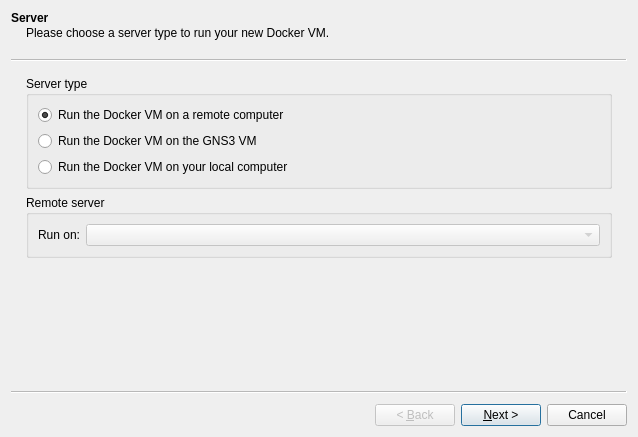
Before: the Qt Designer form gns3/modules/docker/ui/docker_vm_wizard.ui in GNS3/gns3-gui, drawn with Qt 5.
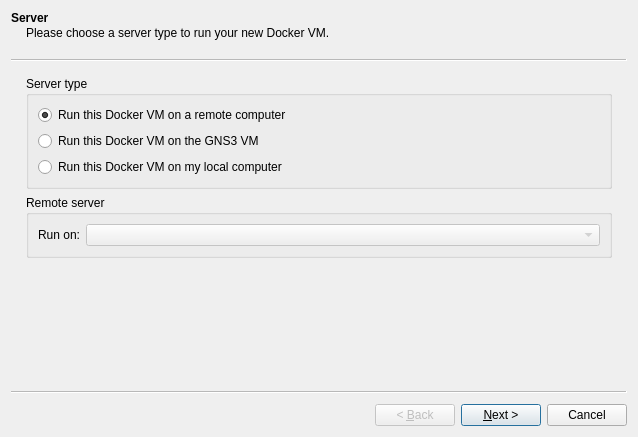
After: the same form once the commit is applied.

Commit message: Changes wording in VM wizards.

Diff of the .ui file:
```diff
--- a/gns3/modules/docker/ui/docker_vm_wizard.ui
+++ b/gns3/modules/docker/ui/docker_vm_wizard.ui
@@ -33,7 +33,7 @@
        <item>
         <widget class="QRadioButton" name="uiRemoteRadioButton">
          <property name="text">
-          <string>Run the Docker VM on a remote computer</string>
+          <string>Run this Docker VM on a remote computer</string>
          </property>
          <property name="checked">
           <bool>true</bool>
@@ -43,14 +43,14 @@
        <item>
         <widget class="QRadioButton" name="uiVMRadioButton">
          <property name="text">
-          <string>Run the Docker VM on the GNS3 VM</string>
+          <string>Run this Docker VM on the GNS3 VM</string>
          </property>
         </widget>
        </item>
        <item>
         <widget class="QRadioButton" name="uiLocalRadioButton">
          <property name="text">
-          <string>Run the Docker VM on your local computer</string>
+          <string>Run this Docker VM on my local computer</string>
          </property>
         </widget>
        </item>
```
The commit also changes 11 other files.
